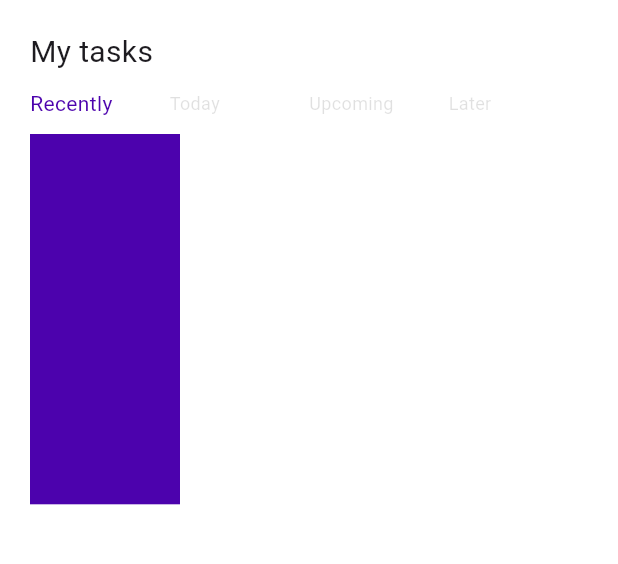
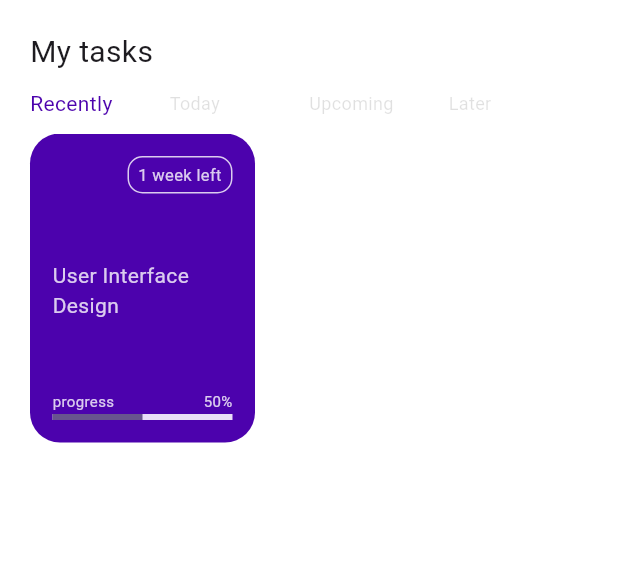
Before and after one commit to hopemadziakapita/Task-management, a Flutter app: the screen it shows after launch, on a phone screen of 412 x 824 dp, the part 135-699 px from its top. Run offline on Flutter 3.47's test engine with Material 2 defaults, Android fonts, the phone set to English and light mode, and no system bars.

Commit message:
Recent Element widget

```diff
--- a/lib/helpers/Colors.dart
+++ b/lib/helpers/Colors.dart
@@ -3,4 +3,10 @@ import 'package:flutter/material.dart';
 class AppColors {
   Color bgColor = Colors.white;
   Color primaryColor = const Color.fromARGB(255, 76, 2, 173);
+  Color txtWhite = const Color.fromARGB(
+    204,
+    255,
+    255,
+    255,
+  );
 }
--- a/lib/pages/Recents.dart
+++ b/lib/pages/Recents.dart
@@ -1,5 +1,5 @@
 import 'package:flutter/material.dart';
-import 'package:interview/helpers/Colors.dart';
+import 'package:interview/widgets/RecentElement.dart';
 
 class Recents extends StatelessWidget {
   const Recents({super.key});
@@ -11,13 +11,13 @@ class Recents extends StatelessWidget {
       child: Column(
         children: [
           SizedBox(
-            height: MediaQuery.of(context).size.height * .3,
+            height: MediaQuery.of(context).size.height * .25,
             child: ListView(
               scrollDirection: Axis.horizontal,
               children: [
-                Container(
-                  width: 100,
-                  decoration: BoxDecoration(color: AppColors().primaryColor),
+                RecentElement(
+                  title: "User Interface Design",
+                  prog: 0.5,
                 )
               ],
             ),
--- /dev/null
+++ b/lib/widgets/RecentElement.dart
@@ -0,0 +1,91 @@
+import 'package:flutter/material.dart';
+import 'package:interview/helpers/Colors.dart';
+
+class RecentElement extends StatelessWidget {
+  final String title;
+  final double prog;
+  const RecentElement({
+    super.key,
+    required this.title,
+    required this.prog,
+  });
+
+  @override
+  Widget build(BuildContext context) {
+    return Container(
+      width: 150,
+      decoration: BoxDecoration(
+        color: AppColors().primaryColor,
+        borderRadius: const BorderRadius.all(
+          Radius.circular(20),
+        ),
+      ),
+      child: Padding(
+        padding: const EdgeInsets.all(15.0),
+        child: Column(
+          mainAxisAlignment: MainAxisAlignment.spaceBetween,
+          children: [
+            Row(
+              mainAxisAlignment: MainAxisAlignment.end,
+              children: [
+                Container(
+                  width: 70,
+                  height: 25,
+                  decoration: const BoxDecoration(
+                    border: Border.fromBorderSide(
+                      BorderSide(
+                        width: 1,
+                        color: Color.fromARGB(204, 255, 255, 255),
+                      ),
+                    ),
+                    borderRadius: BorderRadius.all(
+                      Radius.circular(10),
+                    ),
+                  ),
+                  child: Center(
+                    child: Text(
+                      textAlign: TextAlign.center,
+                      "1 week left",
+                      style:
+                          TextStyle(color: AppColors().txtWhite, fontSize: 11),
+                    ),
+                  ),
+                ),
+              ],
+            ),
+            Text(
+              title,
+              style: TextStyle(color: AppColors().txtWhite),
+            ),
+            Column(
+              children: [
+                Row(
+                  mainAxisAlignment: MainAxisAlignment.spaceBetween,
+                  children: [
+                    Padding(
+                      padding: const EdgeInsets.symmetric(vertical: 2.0),
+                      child: Text(
+                        "progress",
+                        style: TextStyle(
+                            fontSize: 10, color: AppColors().txtWhite),
+                      ),
+                    ),
+                    Text(
+                      "${(prog * 100).ceil()}%",
+                      style:
+                          TextStyle(fontSize: 10, color: AppColors().txtWhite),
+                    ),
+                  ],
+                ),
+                LinearProgressIndicator(
+                  value: prog,
+                  semanticsLabel: 'Linear progress indicator',
+                ),
+              ],
+            ),
+          ],
+        ),
+      ),
+    );
+  }
+}
```
